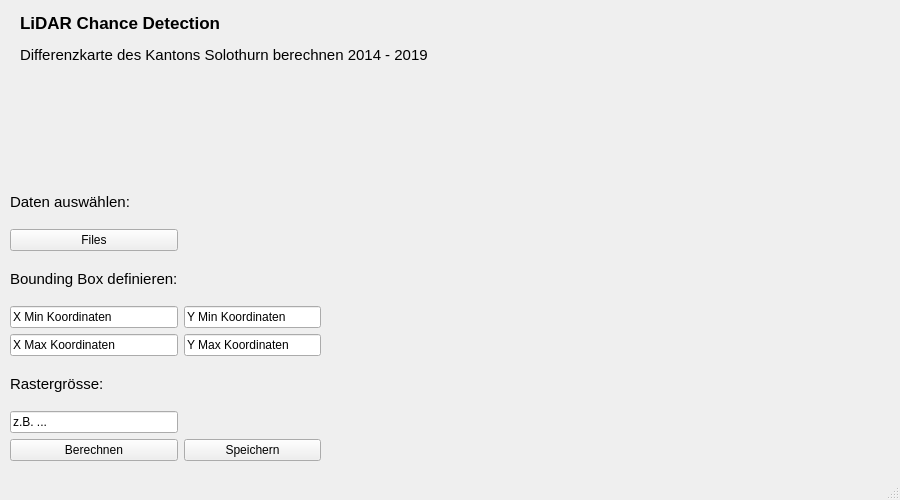
The window that gui_v2.ui (selinawalther/LiDAR-Chance-Detection) describes before a commit, drawn with Qt 5.
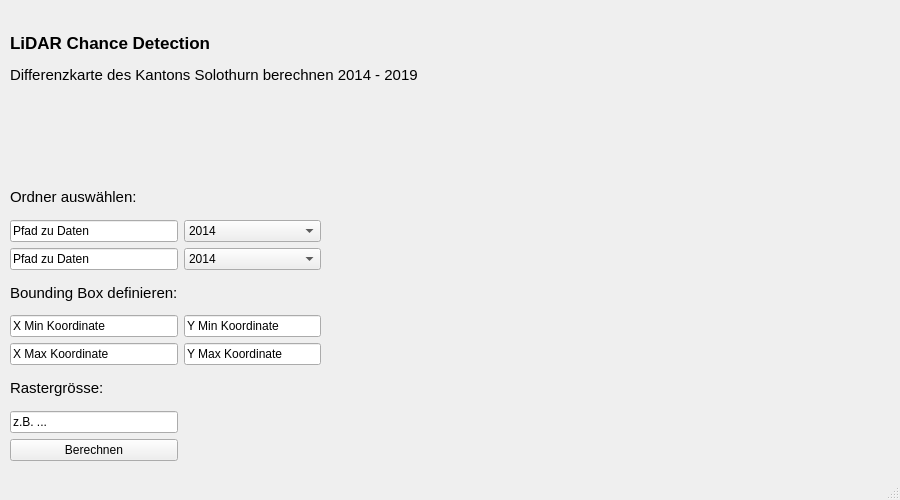
The same window after the commit.

What changed in the file:
```diff
--- a/gui_v2.ui
+++ b/gui_v2.ui
@@ -17,8 +17,8 @@
    <widget class="QWidget" name="verticalLayoutWidget">
     <property name="geometry">
      <rect>
-      <x>20</x>
-      <y>10</y>
+      <x>10</x>
+      <y>30</y>
       <width>488</width>
       <height>58</height>
      </rect>
@@ -68,61 +68,28 @@
      </rect>
     </property>
     <layout class="QGridLayout" name="user_interface">
-     <item row="3" column="0">
-      <widget class="QLineEdit" name="x_coord_min">
-       <property name="text">
-        <string>X Min Koordinaten</string>
-       </property>
-      </widget>
-     </item>
      <item row="7" column="0">
-      <widget class="QPushButton" name="berechnen">
-       <property name="text">
-        <string>Berechnen</string>
-       </property>
-      </widget>
-     </item>
-     <item row="0" column="0">
-      <widget class="QLabel" name="dat_def">
-       <property name="font">
-        <font>
-         <pointsize>11</pointsize>
-        </font>
-       </property>
-       <property name="text">
-        <string>Daten auswählen:</string>
-       </property>
-      </widget>
-     </item>
-     <item row="4" column="0">
-      <widget class="QLineEdit" name="x_coord_max">
-       <property name="text">
-        <string>X Max Koordinaten</string>
-       </property>
-      </widget>
-     </item>
-     <item row="5" column="0">
-      <widget class="QLabel" name="bb_def_2">
-       <property name="font">
-        <font>
-         <pointsize>11</pointsize>
-         <weight>50</weight>
-         <bold>false</bold>
-        </font>
-       </property>
-       <property name="text">
-        <string>Rastergrösse:</string>
-       </property>
-      </widget>
-     </item>
-     <item row="6" column="0">
       <widget class="QLineEdit" name="rastersize">
        <property name="text">
         <string>z.B. ...</string>
        </property>
       </widget>
      </item>
+     <item row="4" column="0">
+      <widget class="QLineEdit" name="x_coord_min">
+       <property name="text">
+        <string>X Min Koordinate</string>
+       </property>
+      </widget>
+     </item>
      <item row="2" column="0">
+      <widget class="QLineEdit" name="pfad_b">
+       <property name="text">
+        <string>Pfad zu Daten</string>
+       </property>
+      </widget>
+     </item>
+     <item row="3" column="0">
       <widget class="QLabel" name="bb_def">
        <property name="font">
         <font>
@@ -136,31 +103,98 @@
        </property>
       </widget>
      </item>
-     <item row="3" column="1">
-      <widget class="QLineEdit" name="y_coord_min">
-       <property name="text">
-        <string>Y Min Koordinaten</string>
+     <item row="6" column="0">
+      <widget class="QLabel" name="bb_def_2">
+       <property name="font">
+        <font>
+         <pointsize>11</pointsize>
+         <weight>50</weight>
+         <bold>false</bold>
+        </font>
        </property>
-      </widget>
-     </item>
-     <item row="7" column="1">
-      <widget class="QPushButton" name="speichern">
        <property name="text">
-        <string>Speichern</string>
-       </property>
-      </widget>
-     </item>
-     <item row="4" column="1">
-      <widget class="QLineEdit" name="y_coord_max">
-       <property name="text">
-        <string>Y Max Koordinaten</string>
+        <string>Rastergrösse:</string>
        </property>
       </widget>
      </item>
      <item row="1" column="0">
-      <widget class="QPushButton" name="oeffnen">
+      <widget class="QLineEdit" name="pfad_a">
        <property name="text">
-        <string>Files</string>
+        <string>Pfad zu Daten</string>
+       </property>
+      </widget>
+     </item>
+     <item row="5" column="0">
+      <widget class="QLineEdit" name="x_coord_max">
+       <property name="text">
+        <string>X Max Koordinate</string>
+       </property>
+      </widget>
+     </item>
+     <item row="5" column="1">
+      <widget class="QLineEdit" name="y_coord_max">
+       <property name="text">
+        <string>Y Max Koordinate</string>
+       </property>
+      </widget>
+     </item>
+     <item row="4" column="1">
+      <widget class="QLineEdit" name="y_coord_min">
+       <property name="text">
+        <string>Y Min Koordinate</string>
+       </property>
+      </widget>
+     </item>
+     <item row="2" column="1">
+      <widget class="QComboBox" name="year_b">
+       <property name="text" stdset="0">
+        <string>year</string>
+       </property>
+       <item>
+        <property name="text">
+         <string>2014</string>
+        </property>
+       </item>
+       <item>
+        <property name="text">
+         <string>2019</string>
+        </property>
+       </item>
+      </widget>
+     </item>
+     <item row="0" column="0">
+      <widget class="QLabel" name="dat_def">
+       <property name="font">
+        <font>
+         <pointsize>11</pointsize>
+        </font>
+       </property>
+       <property name="text">
+        <string>Ordner auswählen:</string>
+       </property>
+      </widget>
+     </item>
+     <item row="1" column="1">
+      <widget class="QComboBox" name="year_a">
+       <property name="text" stdset="0">
+        <string>year</string>
+       </property>
+       <item>
+        <property name="text">
+         <string>2014</string>
+        </property>
+       </item>
+       <item>
+        <property name="text">
+         <string>2019</string>
+        </property>
+       </item>
+      </widget>
+     </item>
+     <item row="8" column="0">
+      <widget class="QPushButton" name="berechnen">
+       <property name="text">
+        <string>Berechnen</string>
        </property>
       </widget>
      </item>
```
